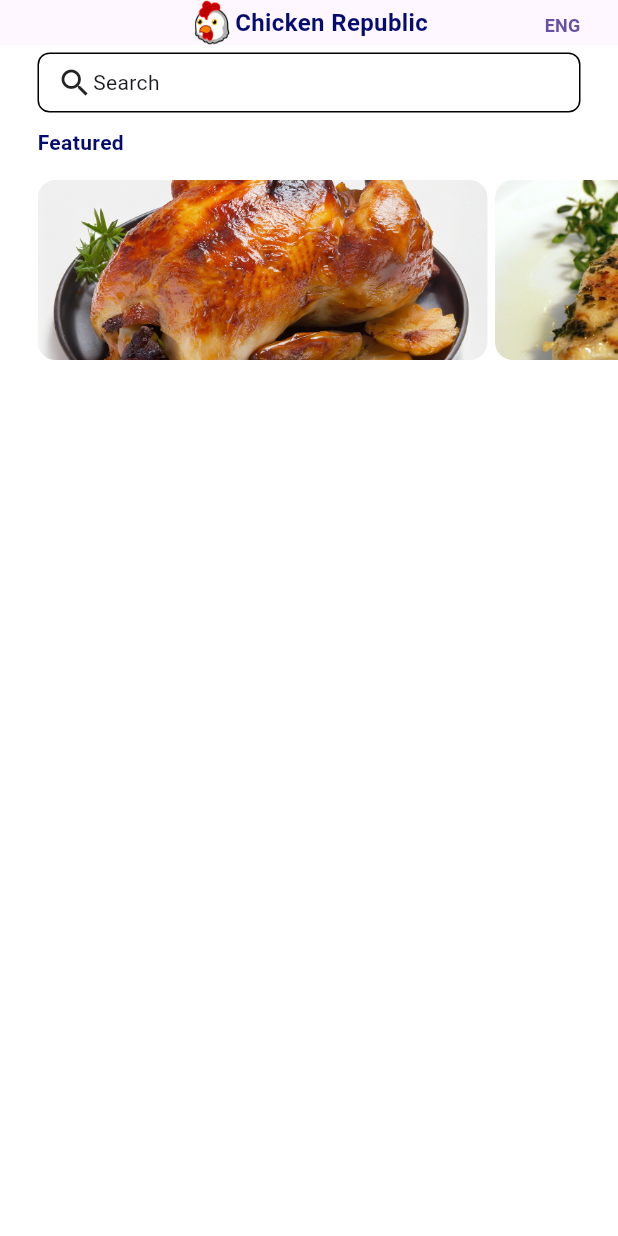
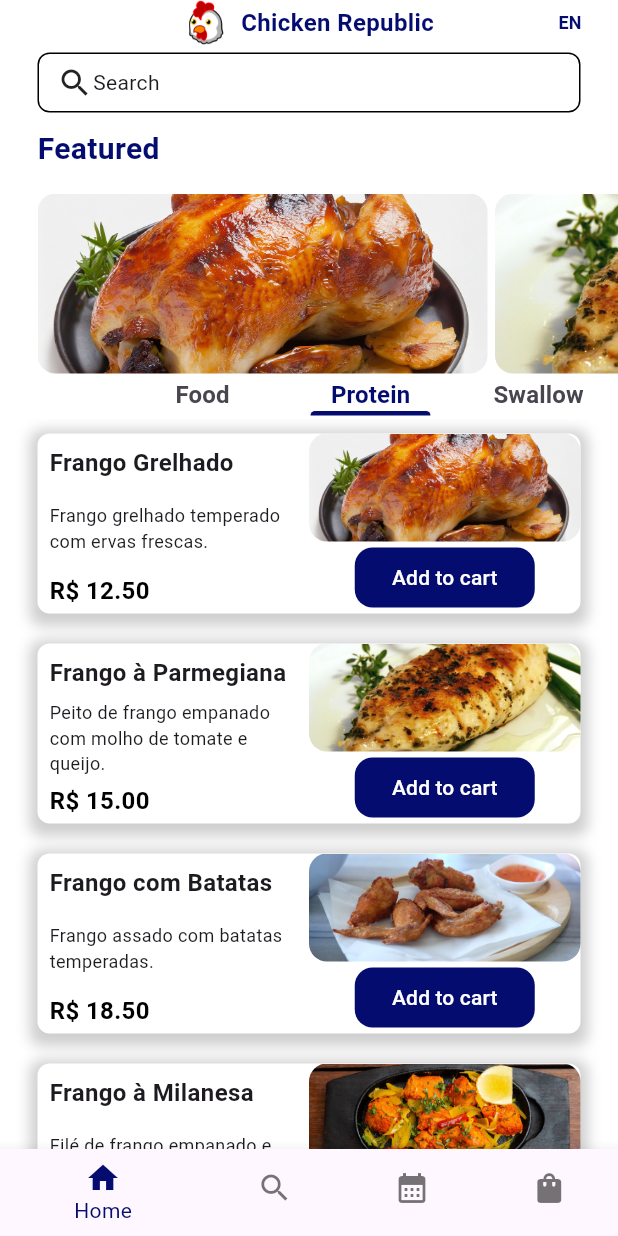
Before and after one commit to luanbatistadev/menu_app, a Flutter app: the screen it shows after launch, on a phone screen of 412 x 824 dp. Run offline on Flutter 3.47's test engine with Material 3 defaults, Android fonts, the phone set to English and light mode, and no system bars.

Commit message:
homescreen increments

```diff
--- a/analysis_options.yaml
+++ b/analysis_options.yaml
@@ -24,6 +24,7 @@ linter:
   # `// ignore_for_file: name_of_lint` syntax on the line or in the file
   # producing the lint.
   rules:
+    require_trailing_commas: true
     # avoid_print: false  # Uncomment to disable the `avoid_print` rule
     # prefer_single_quotes: true  # Uncomment to enable the `prefer_single_quotes` rule
 
--- /dev/null
+++ b/lib/components/app_bar.dart
@@ -0,0 +1,53 @@
+import 'package:flutter/material.dart';
+
+class AppBarHome extends StatelessWidget implements PreferredSizeWidget {
+  @override
+  final Size preferredSize;
+
+  AppBarHome({super.key})
+      : preferredSize = Size.fromHeight(30.0);
+
+  @override
+  Widget build(BuildContext context) {
+    return SafeArea(
+      child: Stack(
+        alignment: Alignment.center,
+        children: [
+          Row(
+            mainAxisAlignment: MainAxisAlignment.center,
+            children: [
+              Image.asset(
+                'lib/images/logo.png',
+                height: 30,
+                width: 30,
+              ),
+              SizedBox(width: 8),
+              Text(
+                'Chicken Republic',
+                style: TextStyle(
+                  color: Color.fromARGB(255, 5, 12, 112),
+                  fontWeight: FontWeight.bold,
+                  fontSize: 16,
+                ),
+              ),
+            ],
+          ),
+          Positioned(
+            right: 0,
+            child: TextButton(
+              onPressed: () {},
+              child: const Text(
+                "EN",
+                style: TextStyle(
+                  fontWeight: FontWeight.bold,
+                  fontSize: 12,
+                  color: Color.fromARGB(255, 5, 12, 112),
+                ),
+              ),
+            ),
+          ),
+        ],
+      ),
+    );
+  }
+}
--- /dev/null
+++ b/lib/components/bottom_nav_bar.dart
@@ -0,0 +1,31 @@
+import 'package:flutter/material.dart';
+
+class BottomNavBarHome extends StatelessWidget {
+  const BottomNavBarHome({super.key});
+
+  @override
+  Widget build(BuildContext context) {
+    return BottomNavigationBar(
+      items: const <BottomNavigationBarItem>[
+        BottomNavigationBarItem(
+          icon: Icon(Icons.home),
+          label: 'Home',
+        ),
+        BottomNavigationBarItem(
+          icon: Icon(Icons.search),
+          label: 'Search',
+        ),
+        BottomNavigationBarItem(
+          icon: Icon(Icons.calendar_month),
+          label: 'Reservation',
+        ),
+        BottomNavigationBarItem(
+          icon: Icon(Icons.shopping_bag),
+          label: 'Cart',
+        ),
+      ],
+      selectedItemColor: Color.fromARGB(255, 5, 12, 112),
+      unselectedItemColor: Colors.black54,
+    );
+  }
+}
--- a/lib/models/foods.dart
+++ b/lib/models/foods.dart
@@ -6,16 +6,17 @@ class Food {
   final String path;
   final String description;
 
-  Food(
-      {required this.price,
+  Food({
+    required this.price,
     required this.name,
     required this.path,
-      required this.description});
+    required this.description,
+  });
 }
 
 class FoodsSimpleTile extends StatelessWidget {
-  FoodsSimpleTile({super.key, required this.food});
-  Food food;
+  const FoodsSimpleTile({super.key, required this.food});
+  final Food food;
 
   @override
   Widget build(BuildContext context) {
@@ -39,20 +40,99 @@ class FoodsSimpleTile extends StatelessWidget {
             ),
           ),
         ],
-        ));
+      ),
+    );
   }
 }
 
 class FoodsFullTile extends StatelessWidget {
-  FoodsFullTile({super.key, required this.food});
-  Food food;
+  const FoodsFullTile({super.key, required this.food});
+  final Food food;
 
   @override
   Widget build(BuildContext context) {
     return Container(
-        margin: EdgeInsets.only(left: 25),
-        height: 100,
-        width: 300,
+      margin: EdgeInsets.only(right: 25, left: 25, bottom: 10, top: 10),
+      height: 120,
+      decoration: BoxDecoration(
+        color: Colors.white,
+        borderRadius: BorderRadius.circular(8),
+        boxShadow: [
+          BoxShadow(
+            color: Colors.grey.withOpacity(0.5),
+            spreadRadius: 5,
+            blurRadius: 7,
+            offset: Offset(0, 3),
+          ),
+        ],
+      ),
+      width: double.infinity,
+      child: Row(
+        mainAxisAlignment: MainAxisAlignment.spaceBetween,
+        children: [
+          Expanded(
+            child: Column(
+              mainAxisAlignment: MainAxisAlignment.spaceBetween,
+              children: [
+                Align(
+                  alignment: Alignment.topLeft,
+                  child: Padding(
+                    padding: const EdgeInsets.only(
+                      right: 4,
+                      left: 8,
+                      top: 8,
+                      bottom: 4,
+                    ),
+                    child: Text(
+                      food.name,
+                      style: TextStyle(
+                        fontWeight: FontWeight.bold,
+                        fontSize: 16,
+                      ),
+                    ),
+                  ),
+                ),
+                Align(
+                  alignment: Alignment.centerLeft,
+                  child: Padding(
+                    padding: const EdgeInsets.only(
+                      right: 4,
+                      left: 8,
+                      top: 2,
+                      bottom: 4,
+                    ),
+                    child: Text(
+                      food.description,
+                      softWrap: true,
+                      style: TextStyle(
+                        fontWeight: FontWeight.normal,
+                        fontSize: 12,
+                      ),
+                    ),
+                  ),
+                ),
+                Align(
+                  alignment: Alignment.bottomLeft,
+                  child: Padding(
+                    padding: const EdgeInsets.only(
+                      right: 4,
+                      left: 8,
+                      bottom: 4,
+                    ),
+                    child: Text(
+                      'R\$ ${food.price.toStringAsFixed(2)}',
+                      style: TextStyle(
+                        fontWeight: FontWeight.bold,
+                        fontSize: 16,
+                        color: Colors.black,
+                      ),
+                    ),
+                  ),
+                ),
+              ],
+            ),
+          ),
+          Expanded(
             child: Column(
               mainAxisAlignment: MainAxisAlignment.center,
               crossAxisAlignment: CrossAxisAlignment.center,
@@ -63,13 +143,49 @@ class FoodsFullTile extends StatelessWidget {
                     child: Image.asset(
                       food.path,
                       width: double.infinity,
-                  height: double.infinity,
+                      height: 80,
                       fit: BoxFit.cover,
                     ),
                   ),
                 ),
+                TextButton(
+                  style: TextButton.styleFrom(
+                    fixedSize: Size(120, 2),
+                    padding: EdgeInsets.zero,
+                    alignment: Alignment.center,
+                    foregroundColor: Color.fromARGB(255, 5, 12, 112),
+                    backgroundColor: Color.fromARGB(255, 5, 12, 112),
+                    shape: RoundedRectangleBorder(
+                      borderRadius: BorderRadius.circular(12),
+                    ),
+                  ),
+                  onPressed: () {},
+                  child: Text(
+                    'Add to cart',
+                    style: TextStyle(color: Colors.white),
+                  ),
+                ),
               ],
-        ));
+            ),
+          ),
+        ],
+      ),
+    );
+  }
+}
+
+class ListViewChicken extends StatelessWidget {
+  const ListViewChicken({super.key});
+
+  @override
+  Widget build(BuildContext context) {
+    return ListView.builder(
+      itemCount: foodslist.length,
+      itemBuilder: (BuildContext context, int index) {
+        Food food = foodslist[index];
+        return FoodsFullTile(food: food);
+      },
+    );
   }
 }
 
--- a/lib/pages/home_page.dart
+++ b/lib/pages/home_page.dart
@@ -1,4 +1,8 @@
 import "package:flutter/material.dart";
+import "package:menu_app/components/app_bar.dart";
+import "package:menu_app/components/bottom_nav_bar.dart";
+import "package:menu_app/models/filter_button.dart";
+import "package:menu_app/models/filter_tabview.dart";
 import "package:menu_app/models/foods.dart";
 
 class HomePage extends StatelessWidget {
@@ -8,79 +12,42 @@ class HomePage extends StatelessWidget {
   Widget build(BuildContext context) {
     return Scaffold(
       backgroundColor: Colors.white,
-        appBar: AppBar(
-          leading: Stack(children: [
-            Row(
-              mainAxisAlignment: MainAxisAlignment.center,
-              children: [
-                Row(
-                  children: [
-                    Image.asset(
-                      'lib/images/logo.png',
-                      height: 30,
-                      width: 30,
-                    ),
-                  ],
-                ),
-                Text(
-                  'Chicken Republic',
-                  style: TextStyle(
-                    color: Color.fromARGB(255, 5, 12, 112),
-                    fontWeight: FontWeight.bold,
-                    fontSize: 16,
-                  ),
-                ),
-              ],
-            ),
-            Padding(
-              padding: const EdgeInsets.only(right:5),
-              child: Align(
-                alignment: Alignment.centerRight,
-                child: TextButton(
-                  onPressed: () {},
-                  child: const Text(
-                    "ENG",
-                    style: TextStyle(
-                      fontWeight: FontWeight.bold,
-                      fontSize: 12,
-                    ),
-                  ),
-                ),
-              ),
-            ),
-          ]),
-          leadingWidth: double.infinity,
-          toolbarHeight: 30,
-        ),
-        body: Column(
+      appBar: AppBarHome(),
+      body: DefaultTabController(
+        length: 6,
+        initialIndex: 1,
+        child: Column(
           children: [
             Container(
               height: 40,
               padding: const EdgeInsets.only(left: 12, right: 12),
-                margin: const EdgeInsets.only(
-                    left: 25, right: 25, top: 5, bottom: 0),
+              margin:
+                  const EdgeInsets.only(left: 25, right: 25, top: 5, bottom: 0),
               decoration: BoxDecoration(
                 color: Colors.white,
                 borderRadius: BorderRadius.circular(8),
                 border: Border.all(
                   color: Colors.black,
                   width: 1,
-                    )),
+                ),
+              ),
               child: Row(
-                  children: [
+                children: const [
                   Icon(Icons.search),
                   Text('Search'),
                 ],
-                )),
+              ),
+            ),
             Container(
               margin: EdgeInsets.only(top: 10, bottom: 15, left: 25),
               child: Row(
-                children: [
+                children: const [
                   Text(
                     "Featured",
                     style: TextStyle(
                       color: Color.fromARGB(255, 5, 12, 112),
                       fontWeight: FontWeight.bold,
+                      fontSize: 20,
                     ),
                   ),
                 ],
@@ -100,7 +67,135 @@ class HomePage extends StatelessWidget {
                 ),
               ),
             ),
+            Container(
+              height: 30,
+              margin: EdgeInsets.only(left: 25),
+              child: TabBar(
+                isScrollable: true,
+                dividerColor: Colors.transparent,
+                indicatorColor: Color.fromARGB(255, 5, 12, 112),
+                labelColor: Color.fromARGB(255, 5, 12, 112),
+                automaticIndicatorColorAdjustment: true,
+                padding: EdgeInsets.all(2),
+                tabs: [
+                  Tab(
+                    child: Container(
+                      width: 80,
+                      child: Align(
+                        alignment: Alignment.center,
+                        child: Text(
+                          "Food",
+                          style: TextStyle(
+                            fontSize: 16,
+                            fontWeight: FontWeight.bold,
+                          ),
+                        ),
+                      ),
+                    ),
+                  ),
+                  Tab(
+                    child: Container(
+                      width: 80,
+                      child: Align(
+                        alignment: Alignment.center,
+                        child: Text(
+                          "Protein",
+                          style: TextStyle(
+                            fontSize: 16,
+                            fontWeight: FontWeight.bold,
+                          ),
+                        ),
+                      ),
+                    ),
+                  ),
+                  Tab(
+                    child: Container(
+                      width: 80,
+                      child: Align(
+                        alignment: Alignment.center,
+                        child: Text(
+                          "Swallow",
+                          style: TextStyle(
+                            fontSize: 16,
+                            fontWeight: FontWeight.bold,
+                          ),
+                        ),
+                      ),
+                    ),
+                  ),
+                  Tab(
+                    child: Container(
+                      width: 80,
+                      child: Align(
+                        alignment: Alignment.center,
+                        child: Text(
+                          "Soups",
+                          style: TextStyle(
+                            fontSize: 16,
+                            fontWeight: FontWeight.bold,
+                          ),
+                        ),
+                      ),
+                    ),
+                  ),
+                  Tab(
+                    child: Container(
+                      width: 80,
+                      child: Align(
+                        alignment: Alignment.center,
+                        child: Text(
+                          "Drinks",
+                          style: TextStyle(
+                            fontSize: 16,
+                            fontWeight: FontWeight.bold,
+                          ),
+                        ),
+                      ),
+                    ),
+                  ),
+                  Tab(
+                    child: Container(
+                      width: 80,
+                      child: Align(
+                        alignment: Alignment.center,
+                        child: Text(
+                          "Fried",
+                          style: TextStyle(
+                            fontSize: 16,
+                            fontWeight: FontWeight.bold,
+                          ),
+                        ),
+                      ),
+                    ),
+                  ),
                 ],
-        ));
+              ),
+            ),
+            Expanded(
+              child: TabBarView(
+                children: const [
+                  ListViewChicken(),
+                  ListViewChicken(),
+                  ListViewChicken(),
+                  ListViewChicken(),
+                  ListViewChicken(),
+                  ListViewChicken(),
+                ],
+              ),
+            ),
+            /*Expanded(
+              child: ListView.builder(
+                itemCount: foodslist.length,
+                itemBuilder: (BuildContext context, int index) {
+                  Food food = foodslist[index];
+                  return FoodsFullTile(food: food);
+                },
+              ),
+            ),*/
+          ],
+        ),
+      ),
+      bottomNavigationBar: BottomNavBarHome(),
+    );
   }
 }
```
Also changed, not shown: lib/models/filter_button.dart (added, +124 -0 lines), lib/models/filter_tabview.dart (added, +84 -0 lines). Lines whose indentation alone changed are shown as unchanged.
